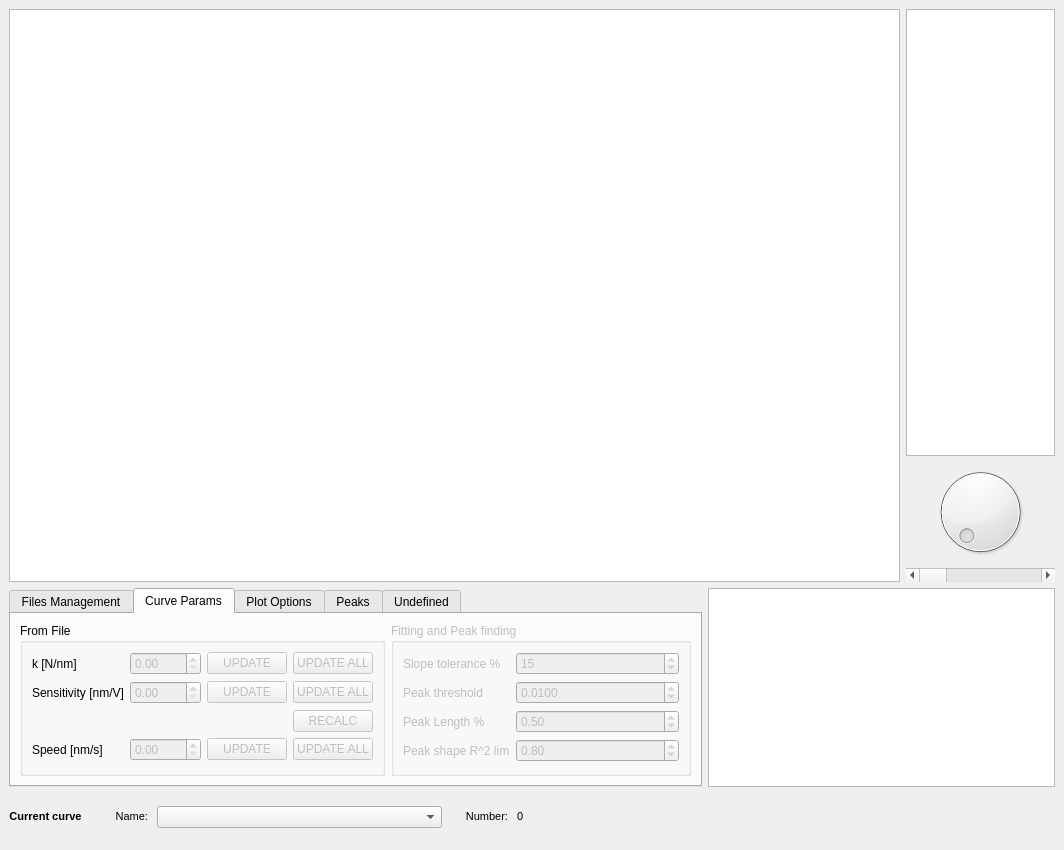
Old version of the form GUIs/SiMPlE_MainGUI.ui in the repository lando1784/SiMPlE.
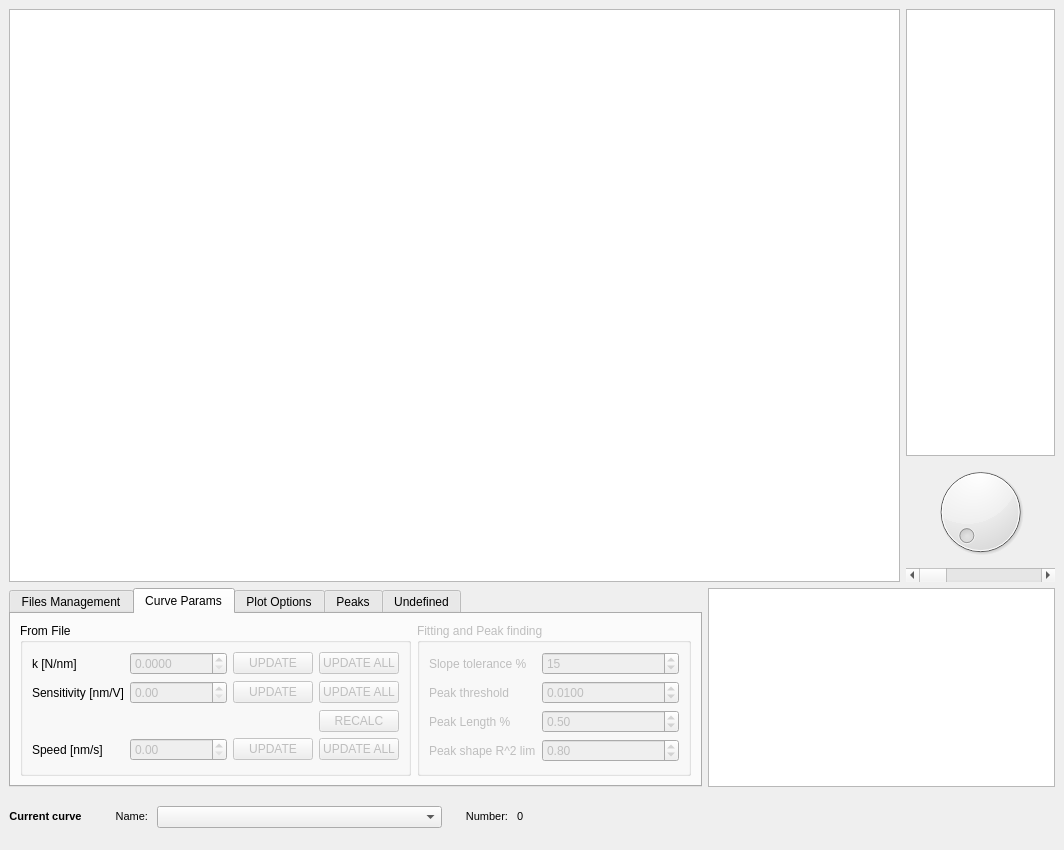
New version of the form. The open tabs and pages were chosen to show the change. Custom widgets are drawn as their Qt base class.

```diff
--- a/GUIs/SiMPlE_MainGUI.ui
+++ b/GUIs/SiMPlE_MainGUI.ui
@@ -220,8 +220,11 @@
                <property name="enabled">
                 <bool>false</bool>
                </property>
+               <property name="decimals">
+                <number>4</number>
+               </property>
                <property name="maximum">
-                <double>1000.000000000000000</double>
+                <double>1000000.000000000000000</double>
                </property>
               </widget>
              </item>
@@ -275,7 +278,7 @@
                 <bool>false</bool>
                </property>
                <property name="maximum">
-                <double>1000.000000000000000</double>
+                <double>99999.000000000000000</double>
                </property>
               </widget>
              </item>
@@ -292,7 +295,7 @@
                 <bool>false</bool>
                </property>
                <property name="maximum">
-                <double>1000.000000000000000</double>
+                <double>99999.000000000000000</double>
                </property>
               </widget>
              </item>
```
